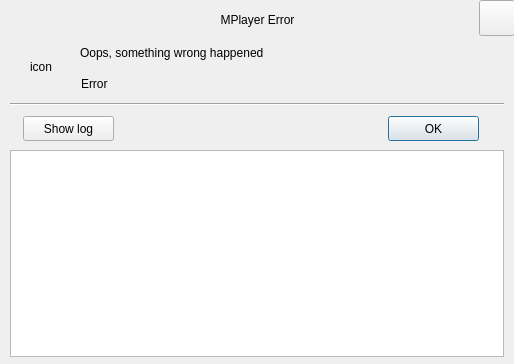
First picture: the form in src/merge/errordialog.ui, repository milislinux-topluluk/Milis-Video, before the edit.
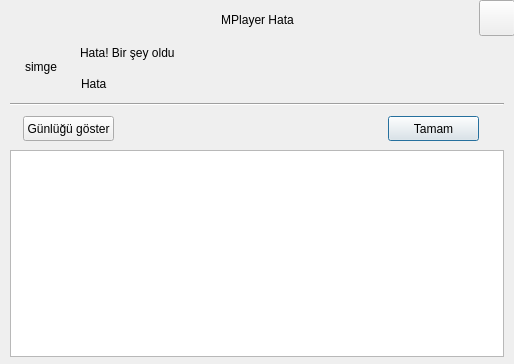
Second picture: the form after the edit.

The edit to the form file:
```diff
--- a/src/merge/errordialog.ui
+++ b/src/merge/errordialog.ui
@@ -35,7 +35,7 @@
     </rect>
    </property>
    <property name="text">
-    <string>OK</string>
+    <string>Tamam</string>
    </property>
   </widget>
   <widget class="QPushButton" name="closeBtn">
@@ -61,7 +61,7 @@
     </rect>
    </property>
    <property name="text">
-    <string>MPlayer Error</string>
+    <string>MPlayer Hata</string>
    </property>
    <property name="alignment">
     <set>Qt::AlignCenter</set>
@@ -77,7 +77,7 @@
     </rect>
    </property>
    <property name="text">
-    <string>icon</string>
+    <string>simge</string>
    </property>
    <property name="alignment">
     <set>Qt::AlignCenter</set>
@@ -102,7 +102,7 @@
     </sizepolicy>
    </property>
    <property name="text">
-    <string>Oops, something wrong happened</string>
+    <string>Hata! Bir şey oldu</string>
    </property>
   </widget>
   <widget class="QLabel" name="text_label">
@@ -127,7 +127,7 @@
     </size>
    </property>
    <property name="text">
-    <string>Error</string>
+    <string>Hata</string>
    </property>
    <property name="wordWrap">
     <bool>true</bool>
@@ -156,7 +156,7 @@
     </rect>
    </property>
    <property name="text">
-    <string>Show log</string>
+    <string>Günlüğü göster</string>
    </property>
    <property name="checkable">
     <bool>true</bool>
```
Left out of the diff: 2 changed lines with no effect on the pictures.
